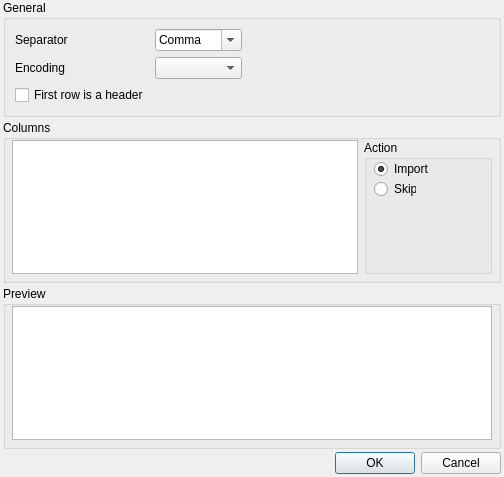
mojmir-svoboda/DbgToolkit, file trace_server/setupdialogcsv.ui: the form before one commit.
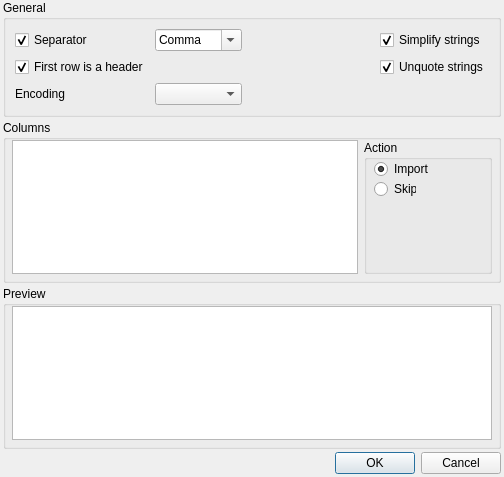
The form after the commit.

The edit to the form file:
```diff
--- a/trace_server/setupdialogcsv.ui
+++ b/trace_server/setupdialogcsv.ui
@@ -38,23 +38,65 @@
       <property name="leftMargin">
        <number>9</number>
       </property>
-      <item row="2" column="0">
+      <item row="0" column="2">
+       <spacer name="horizontalSpacer">
+        <property name="orientation">
+         <enum>Qt::Horizontal</enum>
+        </property>
+        <property name="sizeHint" stdset="0">
+         <size>
+          <width>40</width>
+          <height>20</height>
+         </size>
+        </property>
+       </spacer>
+      </item>
+      <item row="3" column="3">
+       <widget class="QCheckBox" name="unquoteCheckBox">
+        <property name="toolTip">
+         <string>&lt;html&gt;&lt;head/&gt;&lt;body&gt;&lt;p&gt;Removes leading and trailing quote mark from data.&lt;/p&gt;&lt;/body&gt;&lt;/html&gt;</string>
+        </property>
+        <property name="text">
+         <string>Unquote strings</string>
+        </property>
+        <property name="checked">
+         <bool>true</bool>
+        </property>
+       </widget>
+      </item>
+      <item row="0" column="3">
+       <widget class="QCheckBox" name="simplifyCheckBox">
+        <property name="toolTip">
+         <string>&lt;html&gt;&lt;head/&gt;&lt;body&gt;&lt;p&gt;Converts data to a string(s) that has whitespace removed from the start and the end, and that has each sequence of internal whitespace replaced with a single space.&lt;/p&gt;&lt;p&gt;Whitespace means any character for which &lt;a href=&quot;http://qt-project.org/doc/qt-5/qchar.html#isSpace&quot;&gt;&lt;span style=&quot; text-decoration: underline; color:#0000ff;&quot;&gt;QChar::isSpace&lt;/span&gt;&lt;/a&gt;() returns true. This includes the ASCII characters '\t', '\n', '\v', '\f', '\r', and ' '.&lt;/p&gt;&lt;/body&gt;&lt;/html&gt;</string>
+        </property>
+        <property name="text">
+         <string>Simplify strings</string>
+        </property>
+        <property name="checked">
+         <bool>true</bool>
+        </property>
+       </widget>
+      </item>
+      <item row="4" column="1">
+       <widget class="QComboBox" name="encodingComboBox"/>
+      </item>
+      <item row="4" column="0">
+       <widget class="QLabel" name="label_2">
+        <property name="text">
+         <string>Encoding</string>
+        </property>
+       </widget>
+      </item>
+      <item row="3" column="0">
        <widget class="QCheckBox" name="headerCheckBox">
         <property name="text">
          <string>First row is a header</string>
         </property>
-       </widget>
-      </item>
-      <item row="0" column="0">
-       <widget class="QLabel" name="label">
-        <property name="text">
-         <string>Separator</string>
+        <property name="checked">
+         <bool>true</bool>
         </property>
        </widget>
       </item>
-      <item row="1" column="1">
-       <widget class="QComboBox" name="encodingComboBox"/>
-      </item>
       <item row="0" column="1">
        <widget class="QComboBox" name="separatorComboBox">
         <property name="editable">
@@ -82,26 +124,16 @@
         </item>
        </widget>
       </item>
-      <item row="1" column="0">
-       <widget class="QLabel" name="label_2">
+      <item row="0" column="0">
+       <widget class="QCheckBox" name="separatorCheckBox">
         <property name="text">
-         <string>Encoding</string>
+         <string>Separator</string>
+        </property>
+        <property name="checked">
+         <bool>true</bool>
         </property>
        </widget>
       </item>
-      <item row="1" column="2">
-       <spacer name="horizontalSpacer">
-        <property name="orientation">
-         <enum>Qt::Horizontal</enum>
-        </property>
-        <property name="sizeHint" stdset="0">
-         <size>
-          <width>40</width>
-          <height>20</height>
-         </size>
-        </property>
-       </spacer>
-      </item>
      </layout>
     </widget>
    </item>
```
Left out of the diff: 14 changed lines with no effect on the pictures.
